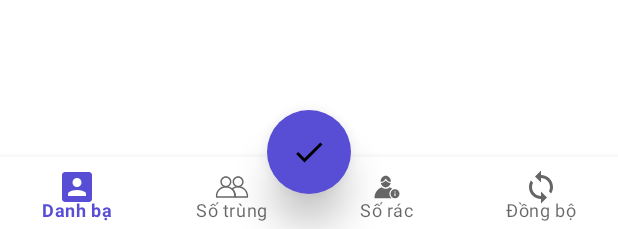
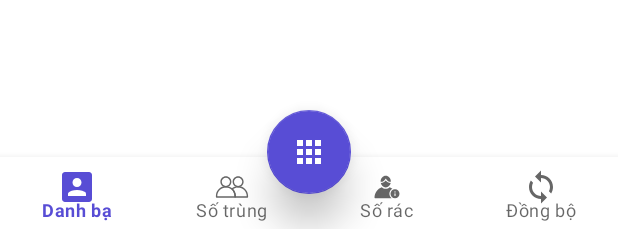
Before and after one commit to dinhlamvn/capnhatdanhba, an Android app: the layout activity_main.xml on its own in the app's theme, with its tools: preview values and no code run, on a phone screen of 412 x 824 dp. Shown: the part 1004-1233 px from the top of the screen. Run offline under Robolectric (Android 15) with nearby library versions, the phone set to English and light mode, and no system bars.

Commit message:
add option menu

```diff
--- a/app/src/main/java/com/adomino/ddsdb/data/ContactInfo.kt
+++ b/app/src/main/java/com/adomino/ddsdb/data/ContactInfo.kt
@@ -1,7 +1,7 @@
 package com.adomino.ddsdb.data
 
 data class ContactInfo(
-        val id: Int = 0,
-        val displayName: String = "",
-        val phoneNumber: String = ""
+  val id: Int = 0,
+  val displayName: String = "",
+  val phoneNumber: String = ""
 )
--- a/app/src/main/java/com/adomino/ddsdb/interactor/local/LocalService.kt
+++ b/app/src/main/java/com/adomino/ddsdb/interactor/local/LocalService.kt
@@ -7,5 +7,8 @@ interface LocalService {
 
   interface Contact {
     fun fetchContactList(): Single<List<ContactInfo>>
+    fun updateContact(
+      updateInfo: ContactInfo
+    ): Single<Boolean>
   }
 }
--- a/app/src/main/java/com/adomino/ddsdb/ui/listcontact/ListContactViewModel.kt
+++ b/app/src/main/java/com/adomino/ddsdb/ui/listcontact/ListContactViewModel.kt
@@ -18,12 +18,16 @@ class ListContactViewModel @Inject constructor(
   val contactList: LiveData<List<ContactUpdateInfo>>
     get() = _contactList
 
+  private val _updateContact = SingleLiveEvent<Boolean>()
+  val updateContact: LiveData<Boolean>
+    get() = _updateContact
+
   init {
     loadContactList()
   }
 
   fun updateContact() {
-
+    _updateContact.submitChange(true)
   }
 
   fun loadContactList() {
--- /dev/null
+++ b/app/src/main/res/drawable/ic_menu.xml
@@ -0,0 +1,5 @@
+<vector android:height="24dp" android:tint="#FFFFFF"
+    android:viewportHeight="24.0" android:viewportWidth="24.0"
+    android:width="24dp" xmlns:android="http://schemas.android.com/apk/res/android">
+    <path android:fillColor="#FF000000" android:pathData="M4,8h4L8,4L4,4v4zM10,20h4v-4h-4v4zM4,20h4v-4L4,16v4zM4,14h4v-4L4,10v4zM10,14h4v-4h-4v4zM16,4v4h4L20,4h-4zM10,8h4L14,4h-4v4zM16,14h4v-4h-4v4zM16,20h4v-4h-4v4z"/>
+</vector>
--- a/app/src/main/res/layout/activity_main.xml
+++ b/app/src/main/res/layout/activity_main.xml
@@ -30,17 +30,17 @@
       />
 
   <com.google.android.material.floatingactionbutton.FloatingActionButton
-      android:id="@+id/fbtExecute"
+      android:id="@+id/fbtMenu"
       android:layout_width="wrap_content"
       android:layout_height="wrap_content"
       android:layout_marginBottom="25dp"
-      android:src="@drawable/ic_check"
+      android:src="@drawable/ic_menu"
       app:layout_anchor="@id/bnvFunction"
       app:layout_constraintBottom_toBottomOf="parent"
       app:layout_constraintEnd_toEndOf="parent"
       app:layout_constraintStart_toStartOf="parent"
       app:backgroundTint="@color/colorPrimary"
-      app:borderWidth="0dp"
+      app:borderWidth="0.5dp"
       app:elevation="15dp"
       app:fabSize="normal"
       />
--- a/app/src/main/res/layout/contact_item_view.xml
+++ b/app/src/main/res/layout/contact_item_view.xml
@@ -29,7 +29,7 @@
       android:layout_marginTop="4dp"
       android:paddingEnd="8dp"
       android:paddingStart="8dp"
-      android:textColor="@color/textColor"
+      android:textColor="@color/colorText"
       android:textSize="15sp"
       android:textStyle="normal"
       app:layout_constraintBottom_toBottomOf="parent"
@@ -47,7 +47,7 @@
       android:paddingEnd="8dp"
       android:paddingStart="8dp"
       android:text="@string/arrow"
-      android:textColor="@color/textColor"
+      android:textColor="@color/colorText"
       android:textSize="15sp"
       android:textStyle="bold"
       app:layout_constraintBottom_toBottomOf="parent"
@@ -64,7 +64,7 @@
       android:layout_marginTop="4dp"
       android:paddingEnd="8dp"
       android:paddingStart="8dp"
-      android:textColor="@color/textColor"
+      android:textColor="@color/colorText"
       android:textSize="15sp"
       android:textStyle="normal"
       app:layout_constraintBottom_toBottomOf="parent"
--- a/app/src/main/res/values/strings.xml
+++ b/app/src/main/res/values/strings.xml
@@ -40,5 +40,8 @@
   <string name="bottom_bar_contact_title">Danh bạ</string>
   <string name="bottom_bar_contact_duplicate">Số trùng</string>
   <string name="bottom_bar_contact_invalid">Số rác</string>
+  <string name="contact_update_head_number">Cập nhật đầu số</string>
+  <string name="contact_list_correct">Đầu số hợp lệ</string>
+  <string name="contact_list_incorrect">Đầu số không hợp lệ</string>
 
 </resources>
--- a/app/src/main/res/values/styles.xml
+++ b/app/src/main/res/values/styles.xml
@@ -6,5 +6,7 @@
     <item name="colorPrimary">@color/colorPrimary</item>
     <item name="colorPrimaryDark">@color/colorPrimaryDark</item>
     <item name="colorAccent">@color/colorAccent</item>
+    <item name="colorButtonNormal">@color/colorPrimary</item>
+    <item name="colorOnSecondary">@color/colorWhite</item>
   </style>
 </resources>
```
Also changed, not shown: app/src/main/AndroidManifest.xml (+6 -4 lines), app/src/main/java/com/adomino/ddsdb/interactor/local/ContactService.kt (+8 -0 lines), app/src/main/java/com/adomino/ddsdb/ui/listcontact/ListContactFragment.kt (+7 -0 lines), app/src/main/java/com/adomino/ddsdb/ui/main/MainActivity.kt (+23 -5 lines), app/src/main/java/com/adomino/ddsdb/util/UIHelper.kt (added, +31 -0 lines), app/src/main/res/menu/contact_menu.xml (added, +16 -0 lines), app/src/main/res/values/colors.xml (+4 -4 lines), 1 other file.
